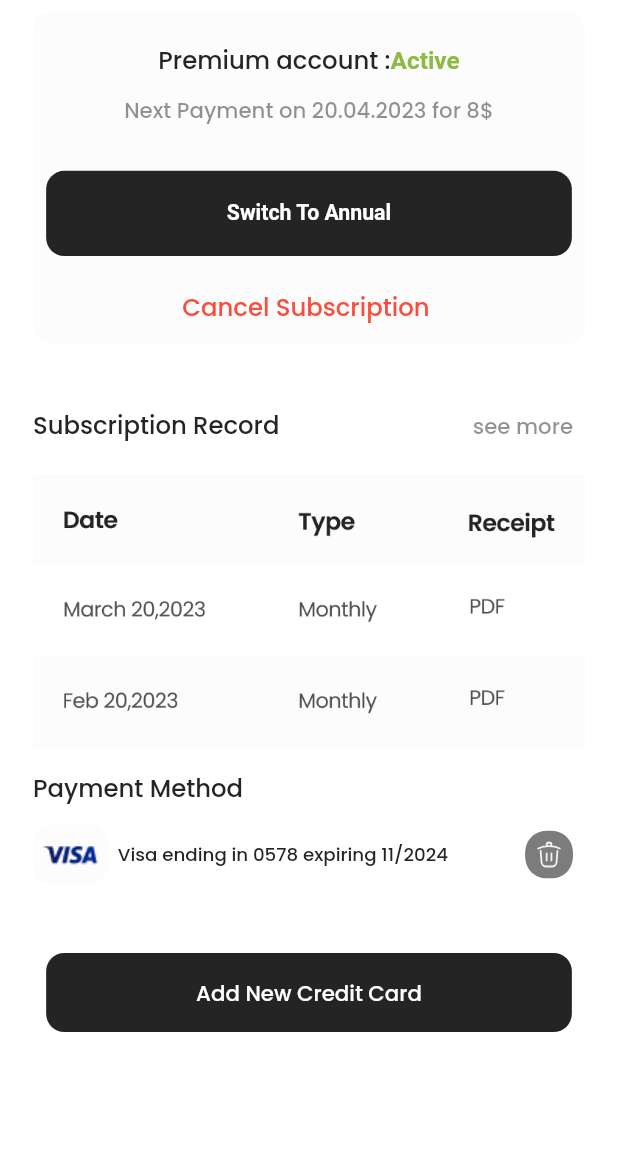
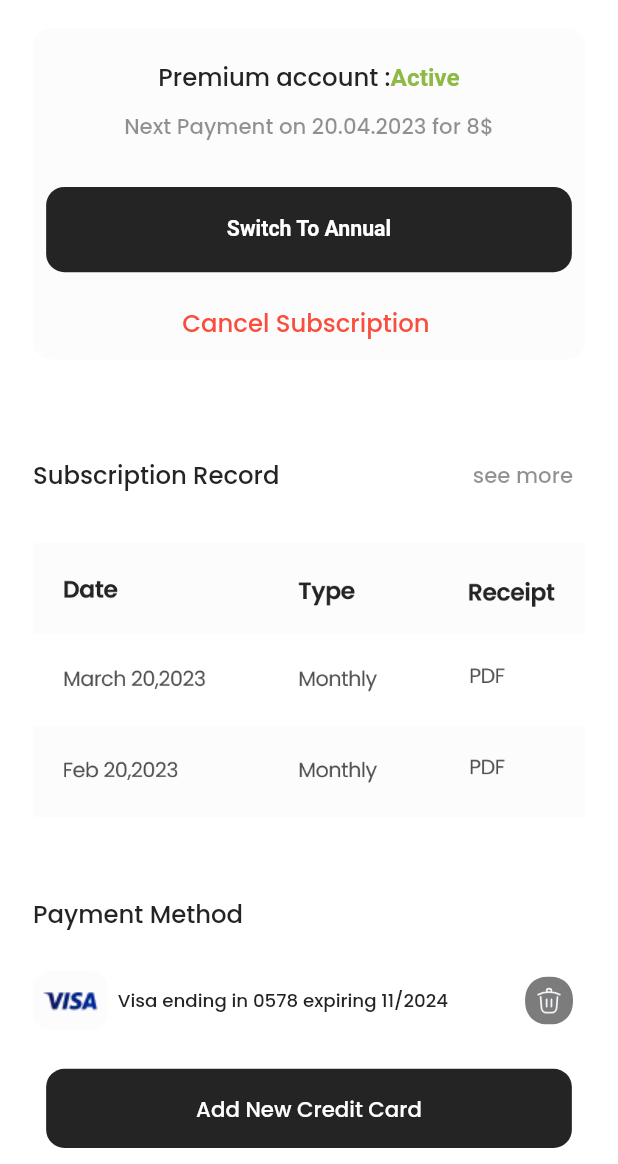
Before and after one commit to yousifabughali/graduation, a Flutter app: the BillingPage screen opened directly, on a phone screen of 412 x 824 dp, the part 72-1236 px from its top. Run offline on Flutter 3.47's test engine with Material 2 defaults, Android fonts, the phone set to English and light mode, and no system bars; our stand-ins replace cloud_firestore, connectivity_plus, dotted_line, firebase_auth, firebase_core, firebase_storage and 5 more; missing offline and left inert: autoscale_tabbarview; accounts and stored records are empty; project files that could hold a hidden picture were left out.

Commit message:
We are about to discuss

```diff
--- a/lib/home_screens/profile_content.dart
+++ b/lib/home_screens/profile_content.dart
@@ -4,6 +4,7 @@ import 'package:flutter_svg/flutter_svg.dart';
 import 'package:graduation/mentor/sub_divisioms/activites.dart';
 import 'package:graduation/mentor/sub_divisioms/settings.dart';
 import 'package:graduation/sub_pages/profile_settings.dart';
+import 'package:autoscale_tabbarview/autoscale_tabbarview.dart';
 
 class ProfileContent extends StatefulWidget {
   const ProfileContent({Key? key}) : super(key: key);
@@ -209,9 +210,7 @@ class _ProfileContentState extends State<ProfileContent> {
                 ],
               ),
             ),
-            SizedBox(
-              height: MediaQuery.of(context).size.height,
-              child: TabBarView(
+            AutoScaleTabBarView(
               children: [
                 Activites(),
                 Align(
@@ -230,7 +229,6 @@ class _ProfileContentState extends State<ProfileContent> {
                 Settings(),
               ],
             ),
-            ),
           ],
         ),
       ),
--- a/lib/settings/billing_page.dart
+++ b/lib/settings/billing_page.dart
@@ -40,10 +40,10 @@ class _BillingPageState extends State<BillingPage> {
           right: 20.w,
         ),
         child: Column(
+          mainAxisAlignment: MainAxisAlignment.spaceAround,
           crossAxisAlignment: CrossAxisAlignment.start,
           children: [
             Container(
-              height: 218.h,
               width: 335.w,
               decoration: BoxDecoration(
                 color: const Color.fromRGBO(252, 252, 252, 1),
@@ -125,7 +125,7 @@ class _BillingPageState extends State<BillingPage> {
               ),
             ),
             SizedBox(
-              height: 30.h,
+              height: 10.h,
             ),
             Row(
               children: [
@@ -157,14 +157,11 @@ class _BillingPageState extends State<BillingPage> {
                 ),
               ],
             ),
-            SizedBox(
-              height: 8.h,
-            ),
             Image.asset(
               'assets/images/record_table.png',
             ),
             SizedBox(
-              height: 15.h,
+              height: 10.h,
             ),
             Text(
               'Payment Method',
@@ -175,9 +172,7 @@ class _BillingPageState extends State<BillingPage> {
                 fontFamily: 'Poppins',
               ),
             ),
-            SizedBox(
-              height: 8.h,
-            ),
+
             Row(
               children: [
                 Image.asset('assets/images/visa2.png'),
@@ -200,9 +195,7 @@ class _BillingPageState extends State<BillingPage> {
                 ),
               ],
             ),
-            SizedBox(
-              height: 41.h,
-            ),
+
             Center(
               child: ElevatedButton(
                 style: ElevatedButton.styleFrom(
--- a/lib/widget/raise_hand.dart
+++ b/lib/widget/raise_hand.dart
@@ -9,14 +9,12 @@ class RaiseHand extends StatelessWidget {
   Widget build(BuildContext context) {
     return Center(
       child: SizedBox(
-        height: 305.h,
         width: 276.w,
         child: Column(
           mainAxisAlignment: MainAxisAlignment.start,
           children: [
             SizedBox(
               width: 60.w,
-              height: 60.w,
               child: Text(
                 '🖐️',
                 style: TextStyle(fontWeight: FontWeight.w400, fontSize: 53.sp),
--- a/pubspec.yaml
+++ b/pubspec.yaml
@@ -50,6 +50,7 @@ dependencies:
   intl: ^0.18.1
   connectivity_plus: ^4.0.1
   internet_connection_checker: ^1.0.0+1
+  autoscale_tabbarview: ^1.0.2
 
 dev_dependencies:
   flutter_test:
```
Also changed, not shown: lib/settings/subscribe_membership.dart (+6 -3 lines), pubspec.lock. Lines whose indentation alone changed are shown as unchanged.
